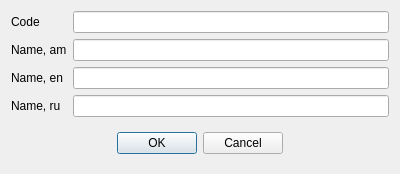
End1-1/Resort, file Resort/dlgusergroup.ui: the form before one commit.
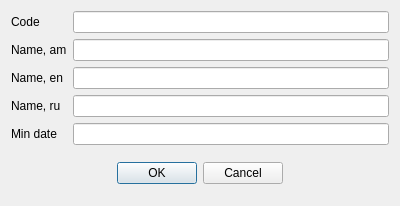
The form after the commit. Custom widgets are drawn as their Qt base class.

Commit message: working date range added

The edit to the form file:
```diff
--- a/Resort/dlgusergroup.ui
+++ b/Resort/dlgusergroup.ui
@@ -7,7 +7,7 @@
     <x>0</x>
     <y>0</y>
     <width>400</width>
-    <height>165</height>
+    <height>206</height>
    </rect>
   </property>
   <property name="windowTitle">
@@ -81,6 +81,20 @@
        </property>
       </widget>
      </item>
+     <item row="4" column="1">
+      <widget class="EDateEdit" name="deDate">
+       <property name="Field" stdset="0">
+        <string>f_minDate</string>
+       </property>
+      </widget>
+     </item>
+     <item row="4" column="0">
+      <widget class="QLabel" name="label_5">
+       <property name="text">
+        <string>Min date</string>
+       </property>
+      </widget>
+     </item>
     </layout>
    </item>
    <item>
@@ -140,6 +154,11 @@
     <signal>customButtonClicked(bool)</signal>
    </slots>
   </customwidget>
+  <customwidget>
+   <class>EDateEdit</class>
+   <extends>QLineEdit</extends>
+   <header location="global">edateedit.h</header>
+  </customwidget>
  </customwidgets>
  <tabstops>
   <tabstop>leNameAm</tabstop>
```
Left out of the diff: 14 changed lines with no effect on the pictures. The commit also changes 14 other files.
